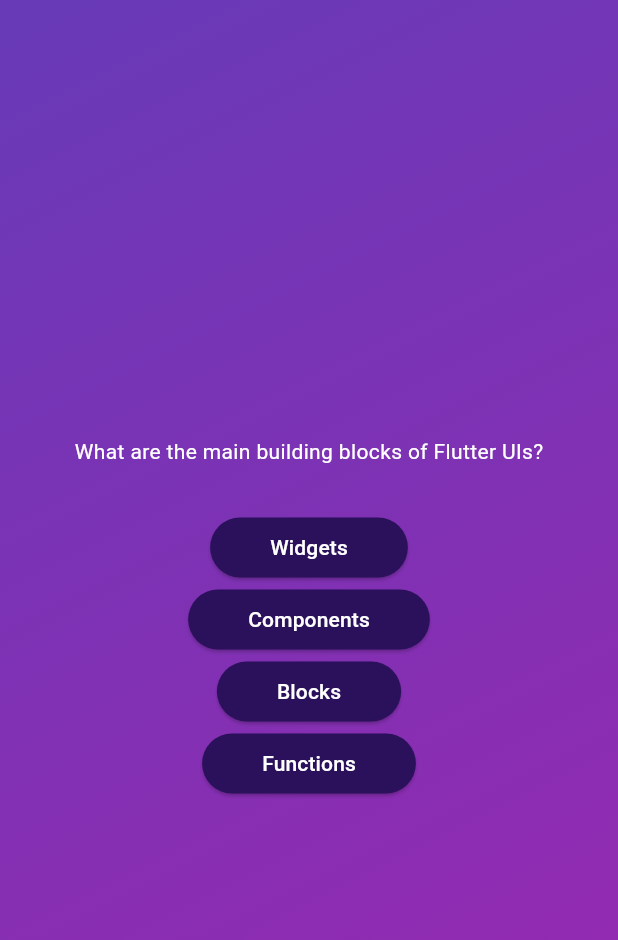
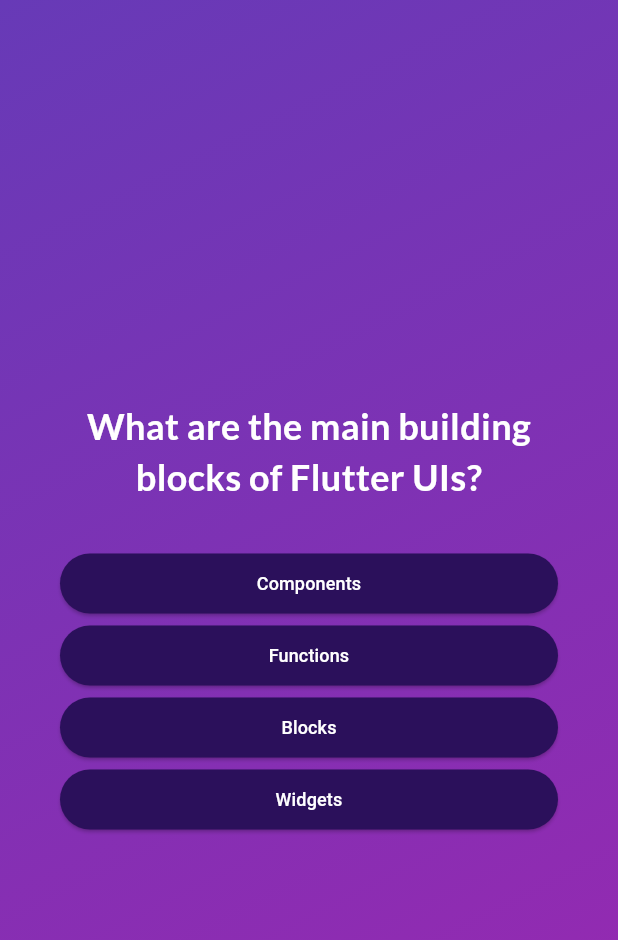
Before and after one commit to giventusmvh/quiz_app, a Flutter app: the screen it shows after launch, after a tap on "Start Quiz", on a phone screen of 412 x 824 dp. Shown: the top 940 px of the screen. Run offline on Flutter 3.47's test engine with Material 3 defaults, Android fonts, the phone set to English and light mode, and no system bars; our stand-ins replace google_fonts.

Commit message:
add font

```diff
--- a/lib/answer_button.dart
+++ b/lib/answer_button.dart
@@ -19,7 +19,11 @@ class AnswerButton extends StatelessWidget {
         shape: RoundedRectangleBorder(borderRadius: BorderRadius.circular(40)),
         padding: EdgeInsets.symmetric(vertical: 10, horizontal: 40),
       ),
-      child: Text(answerText),
+      child: Text(
+        answerText,
+        textAlign: TextAlign.center,
+        style: TextStyle(fontSize: 12),
+      ),
     );
   }
 }
--- a/lib/main.dart
+++ b/lib/main.dart
@@ -1,6 +1,5 @@
 import 'package:flutter/material.dart';
 import 'package:quiz_app/quiz.dart';
-import 'package:quiz_app/start_screen.dart';
 
 void main() {
   runApp(const Quiz());
--- a/lib/models/quiz_questions.dart
+++ b/lib/models/quiz_questions.dart
@@ -3,4 +3,10 @@ class QuizQuestion {
 
   final String text;
   final List<String> answers;
+
+  List<String> getShuffledAnswers() {
+    final shuffledList = List.of(answers);
+    shuffledList.shuffle();
+    return shuffledList;
+  }
 }
--- a/lib/questions_screen.dart
+++ b/lib/questions_screen.dart
@@ -1,9 +1,15 @@
 import 'package:flutter/material.dart';
 import 'package:quiz_app/answer_button.dart';
 import 'package:quiz_app/data/questions.dart';
+import 'package:google_fonts/google_fonts.dart';
 
 class QuestionsScreen extends StatefulWidget {
-  const QuestionsScreen({super.key});
+  const QuestionsScreen({
+    super.key,
+    required this.onSelectAnswer,
+  });
+
+  final void Function(String answer) onSelectAnswer;
   @override
   State<QuestionsScreen> createState() {
     return _QuestionsScreenState();
@@ -11,28 +17,52 @@ class QuestionsScreen extends StatefulWidget {
 }
 
 class _QuestionsScreenState extends State<QuestionsScreen> {
-  final currentQuestion = questions[0];
+  var currentQuestionIndex = 0;
+
+  void answerQuestion(String selectedAnswer) {
+    widget.onSelectAnswer(selectedAnswer);
+    setState(() {
+      currentQuestionIndex++;
+    });
+  }
 
   @override
   Widget build(context) {
+    final currentQuestion = questions[currentQuestionIndex];
     return SizedBox(
       width: double.infinity,
+      child: Container(
+        margin: EdgeInsets.all(40),
         child: Column(
           mainAxisAlignment: MainAxisAlignment.center,
+          crossAxisAlignment: CrossAxisAlignment.stretch,
+
           children: [
             Text(
               currentQuestion.text,
-            style: TextStyle(
+              // style: TextStyle(
+              //   color: Colors.white,
+              // ),
+              style: GoogleFonts.lato(
                 color: Colors.white,
+                fontSize: 24,
+                fontWeight: FontWeight.bold,
               ),
+              textAlign: TextAlign.center,
             ),
             SizedBox(
               height: 30,
             ),
-          ...currentQuestion.answers.map((answer) {
-            return AnswerButton(answerText: answer, onTap: () {});
+            ...currentQuestion.getShuffledAnswers().map((answer) {
+              return AnswerButton(
+                answerText: answer,
+                onTap: () {
+                  answerQuestion(answer);
+                },
+              );
             }),
           ],
+        ),
       ),
     );
   }
--- a/lib/quiz.dart
+++ b/lib/quiz.dart
@@ -1,7 +1,6 @@
 import 'package:flutter/material.dart';
 import 'package:quiz_app/questions_screen.dart';
 import 'package:quiz_app/start_screen.dart';
-import 'package:quiz_app/questions_screen.dart';
 
 class Quiz extends StatefulWidget {
   const Quiz({super.key});
@@ -27,6 +26,8 @@ class _QuizState extends State<Quiz> {
   //   });
   // }
 
+  final List<String> selectedAnswer = [];
+
   var activeScreen = "start-screen";
 
   void switchScreen() {
@@ -35,12 +36,18 @@ class _QuizState extends State<Quiz> {
     });
   }
 
+  void chooseAnswer(String answer) {
+    selectedAnswer.add(answer);
+  }
+
   @override
   Widget build(context) {
     Widget screenWidget = StartScreen(switchScreen);
 
     if (activeScreen == 'questions-screen') {
-      screenWidget = const QuestionsScreen();
+      screenWidget = QuestionsScreen(
+        onSelectAnswer: chooseAnswer,
+      );
     }
 
     return MaterialApp(
--- a/pubspec.yaml
+++ b/pubspec.yaml
@@ -34,6 +34,7 @@ dependencies:
   # The following adds the Cupertino Icons font to your application.
   # Use with the CupertinoIcons class for iOS style icons.
   cupertino_icons: ^1.0.8
+  google_fonts: ^6.3.1
 
 dev_dependencies:
   flutter_test:
```
Also changed, not shown: pubspec.lock, 7 other files. Lines whose indentation alone changed are shown as unchanged.
